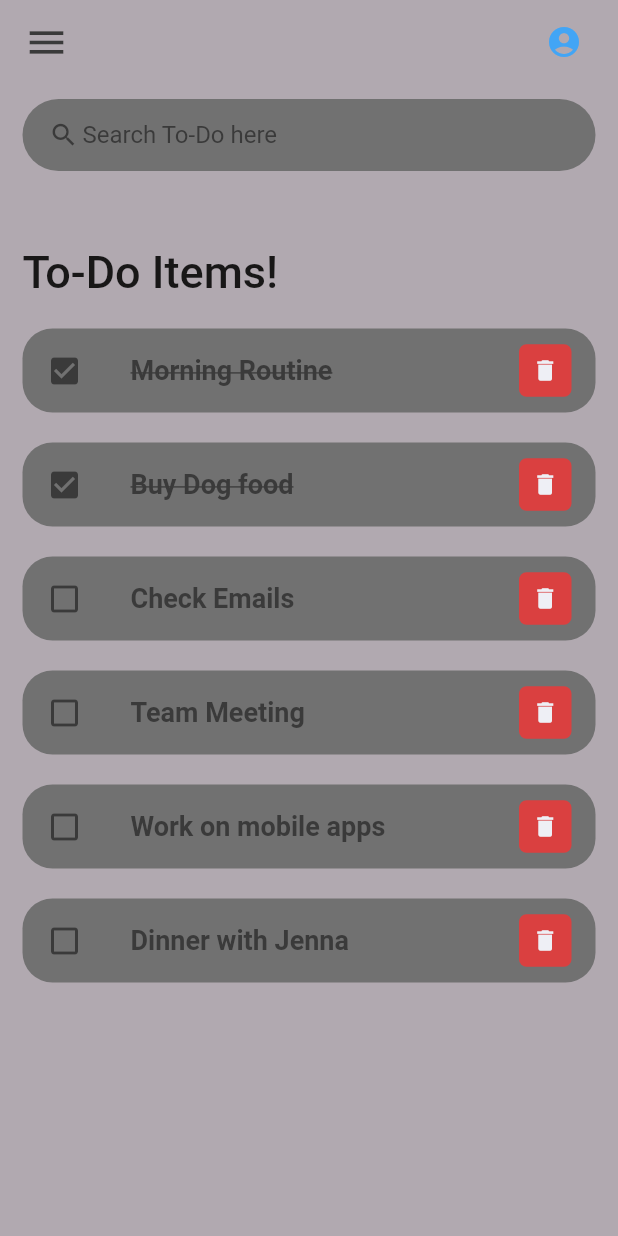
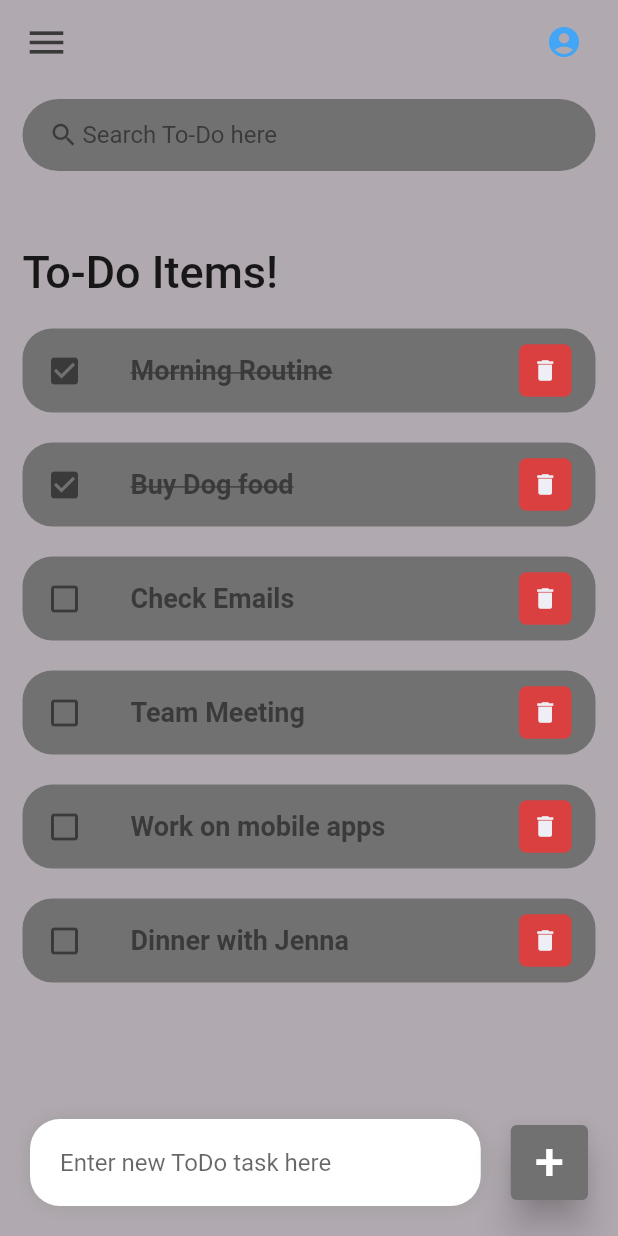
Before and after one commit to nikhil-RGB/To-Do, a Flutter app: the screen it shows after launch, on a phone screen of 412 x 824 dp. Run offline on Flutter 3.47's test engine with Material 2 defaults, Android fonts, the phone set to English and light mode, and no system bars.

Commit message:
UI creation complete

```diff
--- a/to_do_app/lib/all-screens/home.dart
+++ b/to_do_app/lib/all-screens/home.dart
@@ -20,7 +20,7 @@ class Home extends StatelessWidget {
                 createYAxisList(),
               ],
             )),
-        //createAlign()
+        createAlign()
       ]),
     );
   }
@@ -36,6 +36,7 @@ class Home extends StatelessWidget {
                     right: 20,
                     left: 20,
                   ),
+                  padding: EdgeInsets.symmetric(horizontal: 20, vertical: 5),
                   decoration: BoxDecoration(
                     color: Colors.white,
                     boxShadow: const [
@@ -47,7 +48,27 @@ class Home extends StatelessWidget {
                       )
                     ],
                     borderRadius: BorderRadius.circular(20),
-                  )))
+                  ),
+                  child: TextField(
+                    decoration: InputDecoration(
+                      hintText: 'Enter new ToDo task here',
+                      border: InputBorder.none,
+                    ),
+                  ))),
+          Container(
+              margin: EdgeInsets.only(
+                bottom: 20,
+                right: 20,
+              ),
+              child: ElevatedButton(
+                onPressed: () => {},
+                child: Text('+', style: new TextStyle(fontSize: 35)),
+                style: ElevatedButton.styleFrom(
+                  primary: tdGrey,
+                  minimumSize: Size(50, 50),
+                  elevation: 10,
+                ),
+              )),
         ]));
   }
 
```
